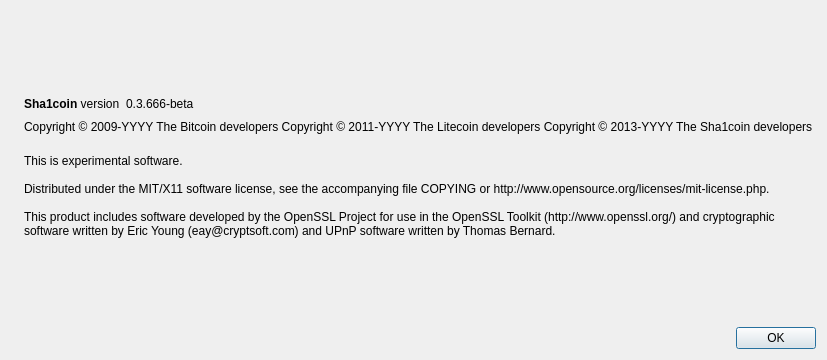
The window that src/qt/forms/aboutdialog.ui (ohac/sha1coin) describes before a commit, drawn with Qt 5.
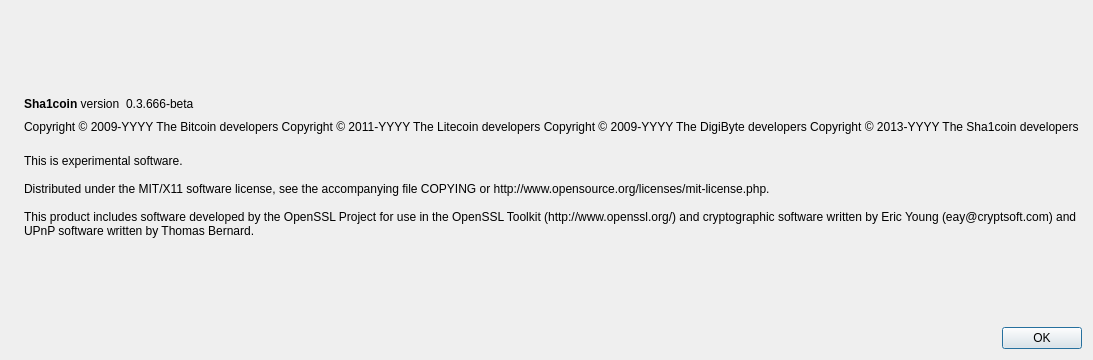
The same window after the commit. Icons and pictures are not drawn.

```diff
--- a/src/qt/forms/aboutdialog.ui
+++ b/src/qt/forms/aboutdialog.ui
@@ -93,6 +93,7 @@
        <property name="text">
         <string notr="true">Copyright &amp;copy; 2009-YYYY The Bitcoin developers
 Copyright &amp;copy; 2011-YYYY The Litecoin developers
+Copyright &amp;copy; 2009-YYYY The DigiByte developers
 Copyright &amp;copy; 2013-YYYY The Sha1coin developers
 </string>
        </property>
```
